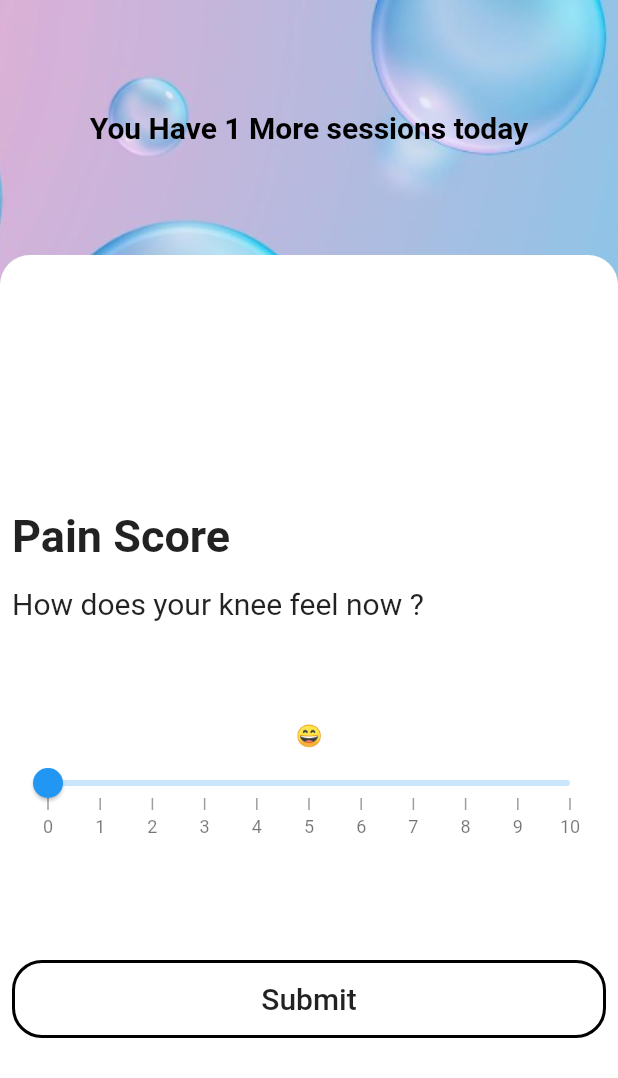
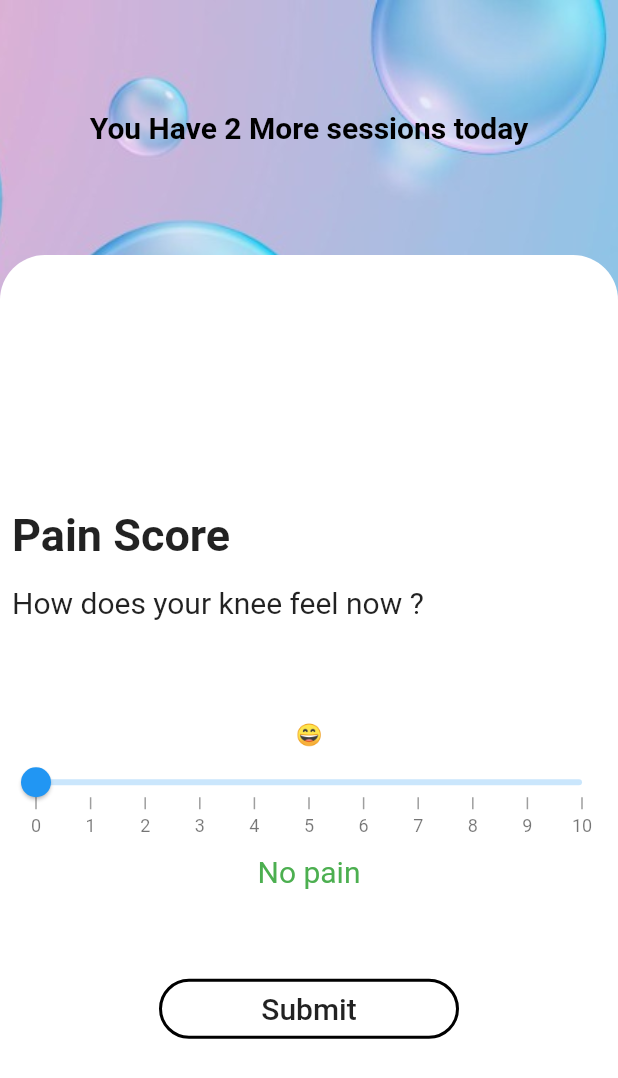
Before and after one commit to mkkrishna12/task1_rootly, a Flutter app: the PainScreen screen opened by its route, after a tap on "Submit", on a phone screen of 412 x 824 dp. Shown: the top 1078 px of the screen. Run offline on Flutter 3.47's test engine with Material 2 defaults, Android fonts, the phone set to English and light mode, and no system bars; drawn by our look-alikes of syncfusion_flutter_sliders; our stand-ins replace cloud_firestore, firebase_auth, firebase_core, just_audio, modal_progress_hud; missing offline and left inert: aws_polly; accounts and stored records are empty.

```diff
--- a/lib/screens/pain_screen.dart
+++ b/lib/screens/pain_screen.dart
@@ -27,7 +27,12 @@ const _emojis = [
   '😵‍',
   '😵'
 ];
-
+const  List<String>painList=[
+  'No pain',
+  'Mild Pain',
+  'Moderate Pain',
+  'Severe Pain',
+];
 class PainScreen extends StatefulWidget {
   const PainScreen({Key key}) : super(key: key);
   static const String id = 'PainScreen';
@@ -38,7 +43,7 @@ class PainScreen extends StatefulWidget {
 
 class _PainScreenState extends State<PainScreen> {
   double _value = 0;
-
+  String pain = "No pain";
   void onPlay() async {
     final url = await _awsPolly.getUrl(
       voiceId: AWSPolyVoiceId.nicole,
@@ -69,26 +74,25 @@ class _PainScreenState extends State<PainScreen> {
                 width: double.infinity,
                 height: 170,
                 child: Center(
-                  child: ScoreReader(score: _value),
-                  // Text(
-                  //   "You Have $_score_val More sessions today",
-                  //   maxLines: 3,
-                  //   overflow: TextOverflow.ellipsis,
-                  //   textAlign: TextAlign.start,
-                  //   style: const TextStyle(
-                  //     color: Colors.black,
-                  //     fontWeight: FontWeight.bold,
-                  //     fontSize: 20,
-                  //   ),
-                  // ),
+                  child: Text(
+                    "You Have 2 More sessions today",
+                    maxLines: 3,
+                    overflow: TextOverflow.ellipsis,
+                    textAlign: TextAlign.start,
+                    style: const TextStyle(
+                      color: Colors.black,
+                      fontWeight: FontWeight.bold,
+                      fontSize: 20,
+                    ),
+                  ),
                 ),
               ),
               Expanded(
                 child: Container(
-                  decoration: const BoxDecoration(
+                  decoration:  BoxDecoration(
                     borderRadius: BorderRadius.only(
-                      topLeft: Radius.circular(20),
-                      topRight: Radius.circular(20),
+                      topLeft: Radius.circular(30),
+                      topRight: Radius.circular(30),
                     ),
                     color: Colors.white,
                   ),
@@ -96,7 +100,7 @@ class _PainScreenState extends State<PainScreen> {
                     child: Column(
                       mainAxisAlignment: MainAxisAlignment.center,
                       children: <Widget>[
-                        const SizedBox(
+                         SizedBox(
                           height: 30,
                           width: double.infinity,
                         ),
@@ -135,10 +139,7 @@ class _PainScreenState extends State<PainScreen> {
                             style: Theme.of(context).textTheme.bodyText1,
                           ),
                         ),
-                        Padding(
-                          padding: const EdgeInsets.symmetric(horizontal: 8.0),
-                          child: Container(
-                            child: Row(
+                        Row(
                           mainAxisAlignment: MainAxisAlignment.center,
                           children: <Widget>[
                             // Text(_emojis[0], softWrap: true),
@@ -157,45 +158,59 @@ class _PainScreenState extends State<PainScreen> {
                                   setState(() {
                                     _score_val = value.toInt();
                                     _value = value;
-                                        onPlay();
+                                    // onPlay();
+
+                                  });
+                                  _fireStore.collection('painCollection').snapshots().listen(
+                                          (snapshot){
+                                        final messages = snapshot.docs.reversed;
+
+                                        setState(() {
+
+                                          for (var mes in messages) {
+                                            if (mes.get('scoreValue') == _value.toInt()) {
+                                              print(mes.get('pain'));
+                                              pain = mes.get('pain');
+                                              break;
+                                            } else {
+                                              pain = "Please wait...";
+                                            }
+                                          }
+                                        });
                                   });
                                 },
                               ),
                             ),
+
                           ],
                         ),
+                        const SizedBox(
+                          height: 10.0,
+                        ),
+                        Text(pain,
+                          style: TextStyle(
+                            fontSize: 20.0,
+                            color: Colors.green
                           ),
                         ),
                         const SizedBox(
-                          height: 80,
+                          height: 60.0,
                         ),
-                        Padding(
-                          padding: const EdgeInsets.symmetric(horizontal: 8.0),
-                          child: Container(
-                            child: Row(
-                              mainAxisAlignment: MainAxisAlignment.center,
-                              children: <Widget>[
-                                Expanded(
-                                  child: Container(
+
+                        Container(
                           // color: Colors.white,
-                                    // height: 40,
+                          height: 40,
                           decoration: BoxDecoration(
                             border: Border.all(
                               color: Colors.black,
                               width: 2,
                             ),
-                                      borderRadius: const BorderRadius.all(
-                                          Radius.circular(20.0)),
+                            borderRadius: BorderRadius.all(Radius.circular(30.0)),
                           ),
                           width: 200,
                           child: FlatButton(
-                                      onPressed: () {
-                                        _fireStore.collection('score').add({
-                                          'userid': _auth.currentUser.uid,
-                                          'score': _value.toInt() % 5 + 1,
-                                          'value': _value.toInt(),
-                                          'TS': FieldValue.serverTimestamp(),
-                                        });
+                            onPressed: () async{
+
                             },
                             child: const Text(
                               'Submit',
@@ -204,16 +219,8 @@ class _PainScreenState extends State<PainScreen> {
                               ),
                             ),
                           ),
-                                  ),
                         )
-                                // Text(
-                                //   _emojis[10],
-                                //   softWrap: true,
-                                // )
-                              ],
-                            ),
-                          ),
-                        ),
+
                       ],
                     ),
                   ),
@@ -226,52 +233,54 @@ class _PainScreenState extends State<PainScreen> {
     );
   }
 }
-
-class ScoreReader extends StatefulWidget {
-  const ScoreReader({Key key, @required this.score}) : super(key: key);
-  final double score;
-  @override
-  _ScoreReaderState createState() => _ScoreReaderState();
-}
-
-class _ScoreReaderState extends State<ScoreReader> {
-  int score = 0;
-
-  @override
-  Widget build(BuildContext context) {
-    return StreamBuilder<QuerySnapshot>(
-      stream: _fireStore.collection('score').orderBy('TS').snapshots(),
-      builder: (context, snapshot) {
-        if (!snapshot.hasData) {
-          return const Center(
-            child: CircularProgressIndicator(
-              backgroundColor: Colors.lightBlueAccent,
-            ),
-          );
-        }
-        final messages = snapshot.data.docs.reversed;
-        // print(messages);
-        for (var mes in messages) {
-          if (mes.get('value') == widget.score.toInt()) {
-            score = mes.get('score');
-          } else {
-            score = 0;
-          }
-        }
-        return Expanded(
-          child: Text(
-            "You Have $score More sessions today",
-            maxLines: 3,
-            overflow: TextOverflow.ellipsis,
-            textAlign: TextAlign.start,
-            style: const TextStyle(
-              color: Colors.black,
-              fontWeight: FontWeight.bold,
-              fontSize: 20,
-            ),
-          ),
-        );
-      },
-    );
-  }
-}
+//
+// class ScoreReader extends StatefulWidget {
+//   const ScoreReader({Key key, @required this.score}) : super(key: key);
+//   final double score;
+//   @override
+//   _ScoreReaderState createState() => _ScoreReaderState();
+// }
+//
+// class _ScoreReaderState extends State<ScoreReader> {
+//   String  score;
+//
+//   @override
+//   Widget build(BuildContext context) {
+//     return StreamBuilder<QuerySnapshot>(
+//       stream: _fireStore.collection('score').orderBy('TS').snapshots(),
+//       builder: (context, snapshot) {
+//         if (!snapshot.hasData) {
+//           return const Center(
+//             child: CircularProgressIndicator(
+//               backgroundColor: Colors.lightBlueAccent,
+//             ),
+//           );
+//         }
+//         final messages = snapshot.data.docs.reversed;
+//         // print(messages);
+//         for (var mes in messages) {
+//           if (mes.get('value') == widget.score.toInt()) {
+//             score = mes.get('pain');
+//             break;
+//           } else {
+//             score = "Please wait...";
+//           }
+//         }
+//         return Container(
+//           height: 100,
+//           child: Text(
+//             score,
+//             maxLines: 3,
+//             overflow: TextOverflow.ellipsis,
+//             textAlign: TextAlign.start,
+//             style: const TextStyle(
+//               color: Colors.black,
+//               fontWeight: FontWeight.bold,
+//               fontSize: 20,
+//             ),
+//           ),
+//         );
+//       },
+//     );
+//   }
+// }
```
Lines whose indentation alone changed are shown as unchanged.
